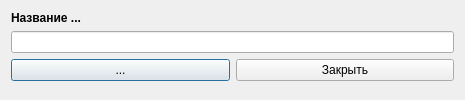
Before: the Qt Designer form designer/nednodedialogwindow.ui in Artemako/auto-exec-doc, drawn with Qt 5.
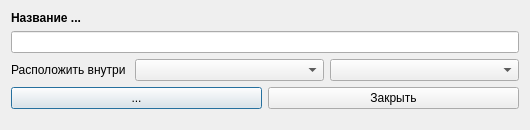
After: the same form once the commit is applied. Icons and pictures are not drawn.

```diff
--- a/designer/nednodedialogwindow.ui
+++ b/designer/nednodedialogwindow.ui
@@ -6,8 +6,8 @@
    <rect>
     <x>0</x>
     <y>0</y>
-    <width>465</width>
-    <height>100</height>
+    <width>530</width>
+    <height>130</height>
    </rect>
   </property>
   <property name="windowTitle">
@@ -49,6 +49,23 @@
      </property>
     </widget>
    </item>
+   <item>
+    <layout class="QHBoxLayout" name="hl_placement" stretch="0,1,1">
+     <item>
+      <widget class="QLabel" name="label_placement">
+       <property name="text">
+        <string>Расположить внутри </string>
+       </property>
+      </widget>
+     </item>
+     <item>
+      <widget class="QComboBox" name="combox_parent"/>
+     </item>
+     <item>
+      <widget class="QComboBox" name="combox_neighboor"/>
+     </item>
+    </layout>
+   </item>
    <item>
     <layout class="QHBoxLayout" name="hl_addsaveclose">
      <item>
```
